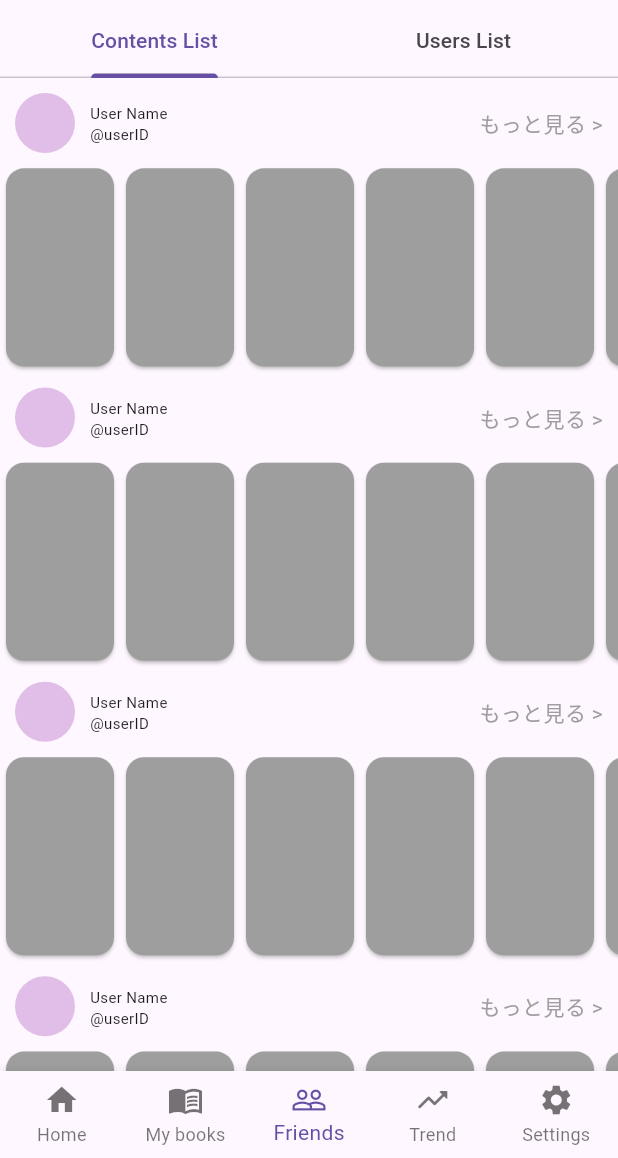
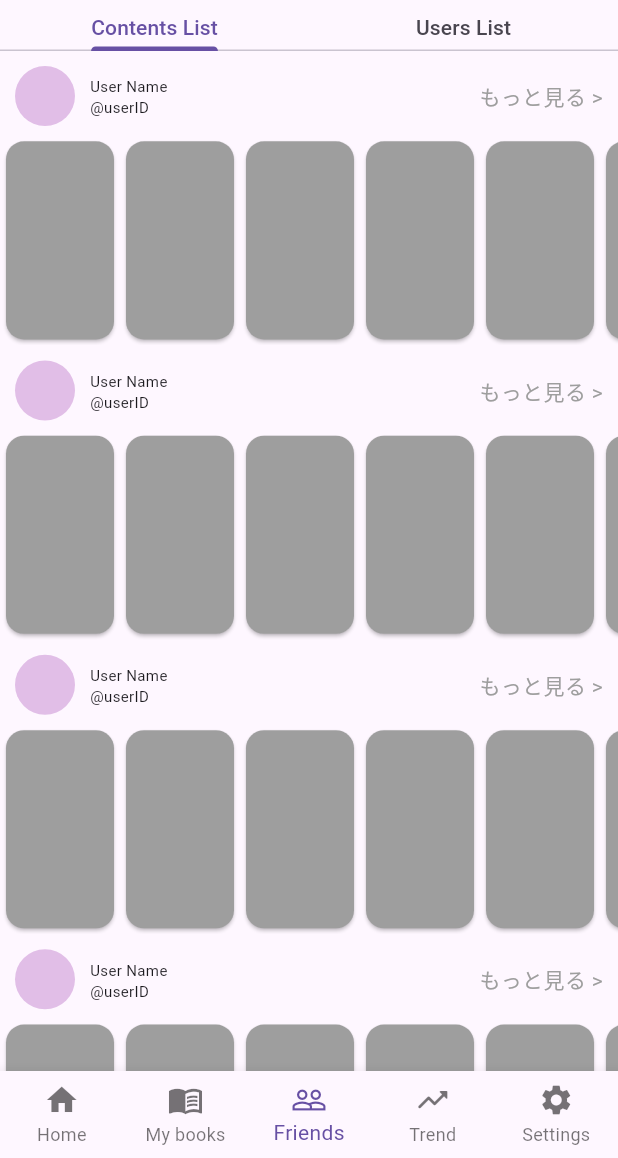
Before and after one commit to n0o0i/yomiru, a Flutter app: the screen it shows after launch, item 3 of the bottom bar chosen, on a phone screen of 412 x 824 dp, the part 78-1236 px from its top. Run offline on Flutter 3.47's test engine with Material 3 defaults, Android fonts, the phone set to English and light mode, and no system bars.

Commit message:
add trend and update tab height and button navigation bar animation

```diff
--- a/lib/frontend/Friends/friends.dart
+++ b/lib/frontend/Friends/friends.dart
@@ -9,11 +9,14 @@ class Friends extends StatelessWidget {
       length: 2,
       child: Column(
         children: [
-          const TabBar(
-            tabs: <Widget>[
-              Tab(text: 'Contents List'),
-              Tab(text: 'Users List')
-            ],
+          SizedBox(
+            height: 30,
+            child: const TabBar(
+              tabs: <Widget>[
+                Tab(text: 'Contents List'),
+                Tab(text: 'Users List')
+              ],
+            ),
           ),
           Expanded(
             child: TabBarView(
--- a/lib/frontend/homePage.dart
+++ b/lib/frontend/homePage.dart
@@ -2,6 +2,7 @@ import 'package:flutter/material.dart';
 import 'package:yomiru/frontend/Home/home.dart';
 import 'package:yomiru/frontend/MyBooks/myBooks.dart';
 import 'package:yomiru/frontend/Friends/friends.dart';
+import 'package:yomiru/frontend/Trend/trend.dart';
 
 class HomePage extends StatefulWidget {
   @override
@@ -15,7 +16,7 @@ final List<Widget> _pages = [
   Home(),
   MyBooks(),
   Friends(),
-  MyBooks(),
+  Trend(),
   MyBooks(),
 ];
 
--- a/lib/main.dart
+++ b/lib/main.dart
@@ -4,6 +4,10 @@ import 'package:yomiru/frontend/homePage.dart';
 
 void main() {
   runApp(MaterialApp(
+    theme: ThemeData(
+      splashFactory: NoSplash.splashFactory,
+      highlightColor: Colors.transparent,
+    ),
     home: HomePage(),
   ));
 }
```
Also changed, not shown: lib/frontend/Home/home.dart (+8 -5 lines), lib/frontend/Trend/trend.dart (added, +18 -0 lines).
